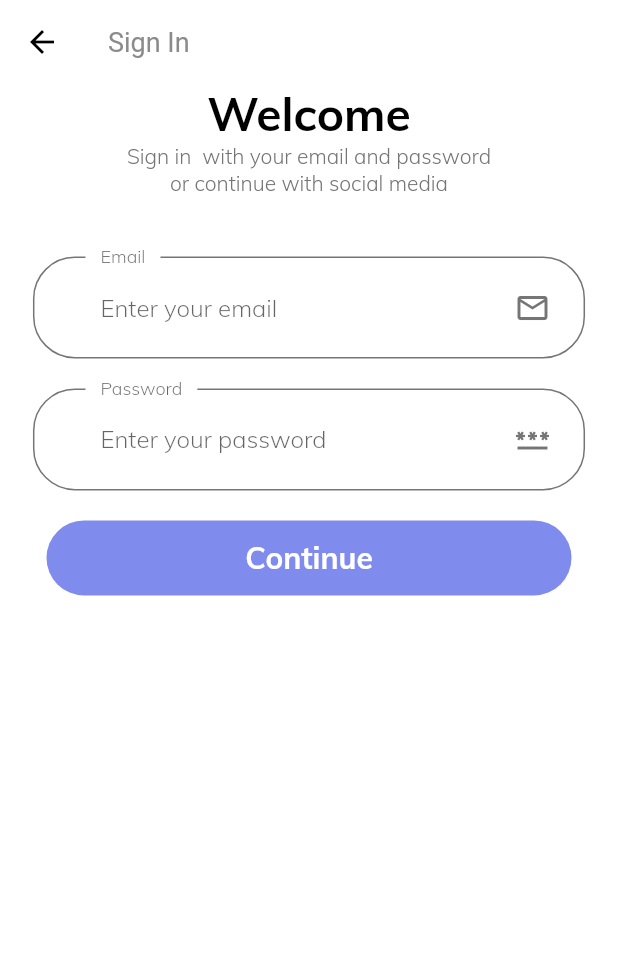
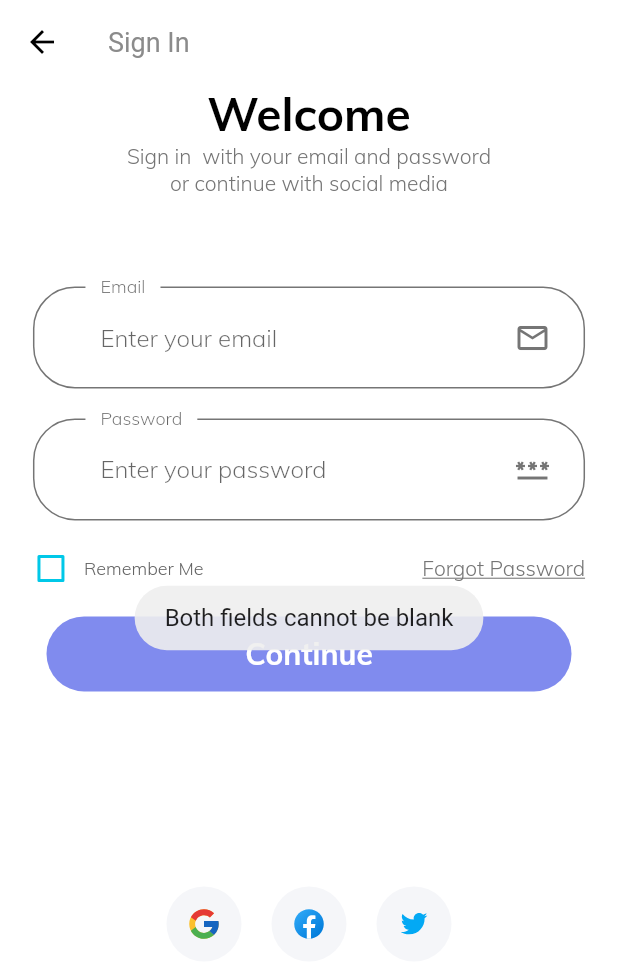
Before and after one commit to Agfiras/E-Commerce-App, a Flutter app: the SignInScreen screen opened by its route, after a tap on "Continue", on a phone screen of 412 x 824 dp. Shown: the top 978 px of the screen. Run offline on Flutter 3.47's test engine with Material 2 defaults, Android fonts, the phone set to English and light mode, and no system bars; our stand-ins replace flutter_svg, fluttertoast, google_sign_in, introduction_screen, shared_preferences; accounts and stored records are empty.

Commit message:
google signin

```diff
--- a/e_commerce/lib/components/socal_card.dart
+++ b/e_commerce/lib/components/socal_card.dart
@@ -18,11 +18,10 @@ class SocalCard extends StatelessWidget {
     return GestureDetector(
       onTap: press as void Function()?,
       child: Container(
-        margin:
-            EdgeInsets.symmetric(horizontal: getProportionateScreenWidth(10)),
+        margin: EdgeInsets.symmetric(horizontal: 10),
         padding: EdgeInsets.all(getProportionateScreenWidth(12)),
-        height: getProportionateScreenHeight(40),
-        width: getProportionateScreenWidth(40),
+        height: 50,
+        width: 50,
         decoration: BoxDecoration(
           color: Color(0xFFF5F6F9),
           shape: BoxShape.circle,
--- a/e_commerce/lib/screens/Sign_in/components/body.dart
+++ b/e_commerce/lib/screens/Sign_in/components/body.dart
@@ -1,7 +1,7 @@
-import 'package:e_commerce/constants.dart';
 import 'package:e_commerce/size_config.dart';
 import 'package:flutter/material.dart';
 import '../../../components/socal_card.dart';
+import 'signin_form.dart';
 
 class Body extends StatelessWidget {
   const Body({Key? key}) : super(key: key);
@@ -31,8 +31,9 @@ class Body extends StatelessWidget {
                   "Sign in  with your email and password  \nor continue with social media",
                   textAlign: TextAlign.center,
                 ),
-                SizedBox(height: 40),
+                SizedBox(height: 60),
                 SignForm(),
+                SizedBox(height: 130),
                 SizedBox(height: SizeConfig.screenHeight = 0.08),
                 Row(
                   mainAxisAlignment: MainAxisAlignment.center,
@@ -60,78 +61,3 @@ class Body extends StatelessWidget {
     );
   }
 }
-
-class SignForm extends StatefulWidget {
-  const SignForm({Key? key}) : super(key: key);
-
-  @override
-  State<SignForm> createState() => _SignFormState();
-}
-
-class _SignFormState extends State<SignForm> {
-  TextEditingController email = TextEditingController();
-  TextEditingController password = TextEditingController();
-  final _formKey = GlobalKey<FormState>();
-  @override
-  Widget build(BuildContext context) {
-    return Form(
-      child: Column(
-        children: [
-          BuildEmailText(),
-          SizedBox(height: 20),
-          BuildPasswordText(),
-          SizedBox(height: 20),
-          FlatButton(
-            minWidth: 350,
-            height: 50,
-            color: kPrimaryLightColor,
-            shape: RoundedRectangleBorder(
-              borderRadius: BorderRadius.circular(30.0),
-            ),
-            onPressed: () => {},
-            child: const Text('Continue',
-                style: TextStyle(
-                    fontFamily: 'Muli',
-                    fontSize: 20,
-                    fontWeight: FontWeight.w700,
-                    color: Colors.white)),
-          ),
-        ],
-      ),
-    );
-  }
-
-  TextFormField BuildPasswordText() {
-    return TextFormField(
-      obscureText: true,
-      controller: password,
-      decoration: InputDecoration(
-        labelText: "Password",
-        hintText: 'Enter your password',
-        floatingLabelBehavior: FloatingLabelBehavior.always,
-        suffixIcon: Padding(
-          padding: EdgeInsets.fromLTRB(0, getProportionateScreenWidth(20),
-              getProportionateScreenWidth(20), getProportionateScreenWidth(20)),
-          child: const Icon(Icons.password, color: kTextColor),
-        ),
-      ),
-    );
-  }
-
-  TextFormField BuildEmailText() {
-    return TextFormField(
-      keyboardType: TextInputType.emailAddress,
-      controller: email,
-      decoration: InputDecoration(
-        labelText: "Email",
-        hintText: 'Enter your email',
-        floatingLabelBehavior: FloatingLabelBehavior.always,
-        suffixIcon: Padding(
-          padding: EdgeInsets.fromLTRB(0, getProportionateScreenWidth(20),
-              getProportionateScreenWidth(20), getProportionateScreenWidth(20)),
-          child: const Icon(Icons.email_outlined, color: kTextColor),
-        ),
-      ),
-    );
-  }
-}
--- /dev/null
+++ b/e_commerce/lib/screens/Sign_in/components/signin_form.dart
@@ -0,0 +1,150 @@
+import 'package:flutter/material.dart';
+import 'package:fluttertoast/fluttertoast.dart';
+import 'package:shared_preferences/shared_preferences.dart';
+import '../../../constants.dart';
+import '../../../size_config.dart';
+import 'package:google_sign_in/google_sign_in.dart';
+
+class SignForm extends StatefulWidget {
+  const SignForm({Key? key}) : super(key: key);
+
+  @override
+  State<SignForm> createState() => _SignFormState();
+}
+
+class _SignFormState extends State<SignForm> {
+  GoogleSignIn googleSignIn = GoogleSignIn(
+      clientId:
+          '49558197843-diml92sb6guhptii0bir9j2trst3hp82.apps.googleusercontent.com');
+  TextEditingController email = TextEditingController();
+  TextEditingController password = TextEditingController();
+  bool _isChecked = false;
+
+  Future login(BuildContext context) async {
+    if (email.text == "" || password.text == "") {
+      Fluttertoast.showToast(
+        msg: "Both fields cannot be blank",
+        toastLength: Toast.LENGTH_SHORT,
+        gravity: ToastGravity.CENTER,
+        fontSize: 16.0,
+      );
+    } else {}
+  }
+
+  @override
+  Widget build(BuildContext context) {
+    return Form(
+      child: Column(
+        children: [
+          BuildEmailText(),
+          SizedBox(height: 20),
+          BuildPasswordText(),
+          SizedBox(height: 20),
+          Row(
+            children: [
+              checkBox(),
+              const Spacer(),
+              const Text('Forgot Password',
+                  style: TextStyle(decoration: TextDecoration.underline)),
+            ],
+          ),
+          SizedBox(height: 20),
+          Button(context),
+        ],
+      ),
+    );
+  }
+
+  Row checkBox() {
+    return Row(mainAxisAlignment: MainAxisAlignment.start, children: [
+      SizedBox(
+          height: 24.0,
+          width: 24.0,
+          child: Theme(
+            data:
+                ThemeData(unselectedWidgetColor: Color(0xff00C8E8) // Your color
+                    ),
+            child: Checkbox(
+                activeColor: Color(0xff00C8E8),
+                value: _isChecked,
+                onChanged: _handleRemeberme),
+          )),
+      SizedBox(width: 10.0),
+      Text("Remember Me",
+          style: TextStyle(
+              color: Color(0xff646464), fontSize: 12, fontFamily: 'Muli'))
+    ]);
+  }
+
+  FlatButton Button(BuildContext context) {
+    return FlatButton(
+      minWidth: 350,
+      height: 50,
+      color: kPrimaryLightColor,
+      shape: RoundedRectangleBorder(
+        borderRadius: BorderRadius.circular(30.0),
+      ),
+      onPressed: () {
+        login(context);
+      },
+      child: const Text(
+        'Continue',
+        style: TextStyle(
+          fontFamily: 'Muli',
+          fontSize: 20,
+          fontWeight: FontWeight.w700,
+          color: Colors.white,
+        ),
+      ),
+    );
+  }
+
+  TextFormField BuildPasswordText() {
+    return TextFormField(
+      obscureText: true,
+      controller: password,
+      decoration: InputDecoration(
+        labelText: "Password",
+        hintText: 'Enter your password',
+        floatingLabelBehavior: FloatingLabelBehavior.always,
+        suffixIcon: Padding(
+          padding: EdgeInsets.fromLTRB(0, getProportionateScreenWidth(20),
+              getProportionateScreenWidth(20), getProportionateScreenWidth(20)),
+          child: const Icon(Icons.password, color: kTextColor),
+        ),
+      ),
+    );
+  }
+
+  TextFormField BuildEmailText() {
+    return TextFormField(
+      keyboardType: TextInputType.emailAddress,
+      controller: email,
+      decoration: InputDecoration(
+        labelText: "Email",
+        hintText: 'Enter your email',
+        floatingLabelBehavior: FloatingLabelBehavior.always,
+        suffixIcon: Padding(
+          padding: EdgeInsets.fromLTRB(0, getProportionateScreenWidth(20),
+              getProportionateScreenWidth(20), getProportionateScreenWidth(20)),
+          child: const Icon(Icons.email_outlined, color: kTextColor),
+        ),
+      ),
+    );
+  }
+
+  void _handleRemeberme(bool? value) {
+    print("Handle Rember Me");
+    _isChecked = value!;
+    SharedPreferences.getInstance().then(
+      (prefs) {
+        prefs.setBool("remember_me", value);
+        prefs.setString('email', email.text);
+        prefs.setString('password', password.text);
+      },
+    );
+    setState(() {
+      _isChecked = value;
+    });
+  }
+}
--- a/e_commerce/pubspec.yaml
+++ b/e_commerce/pubspec.yaml
@@ -37,6 +37,9 @@ dependencies:
   flutter_svg: ^1.1.0
   provider: ^6.0.3
   introduction_screen: ^3.0.2
+  fluttertoast: ^8.0.9
+  shared_preferences: ^2.0.15
+  google_sign_in: ^5.3.3
 
 dev_dependencies:
   flutter_test:
```
Also changed, not shown: e_commerce/pubspec.lock.
